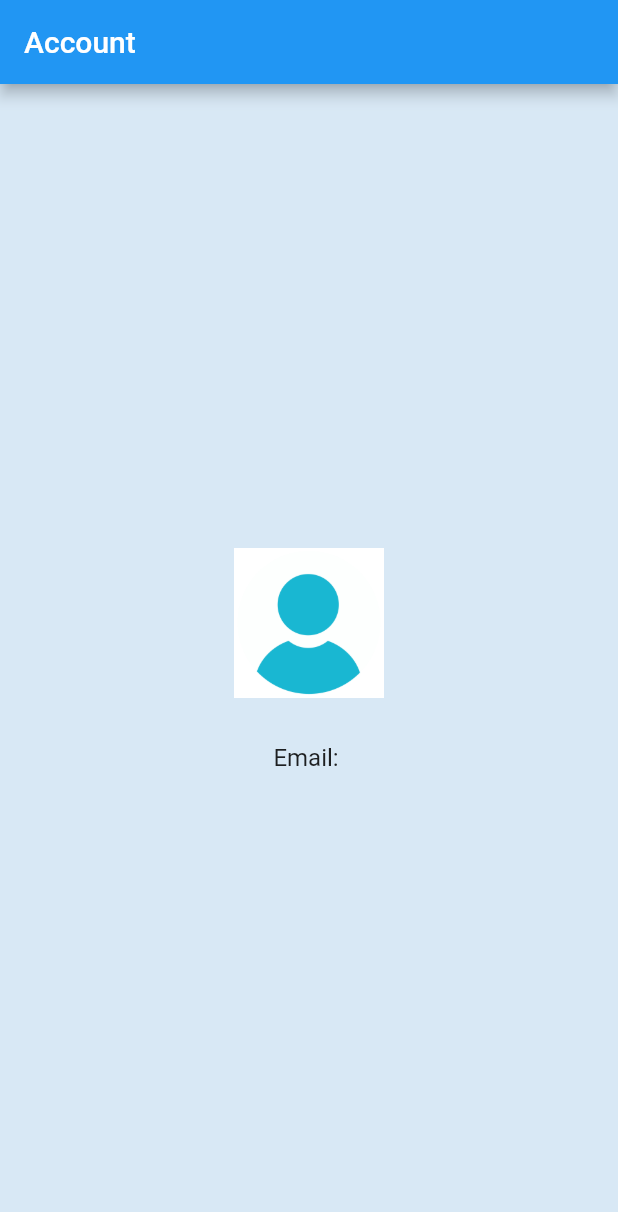
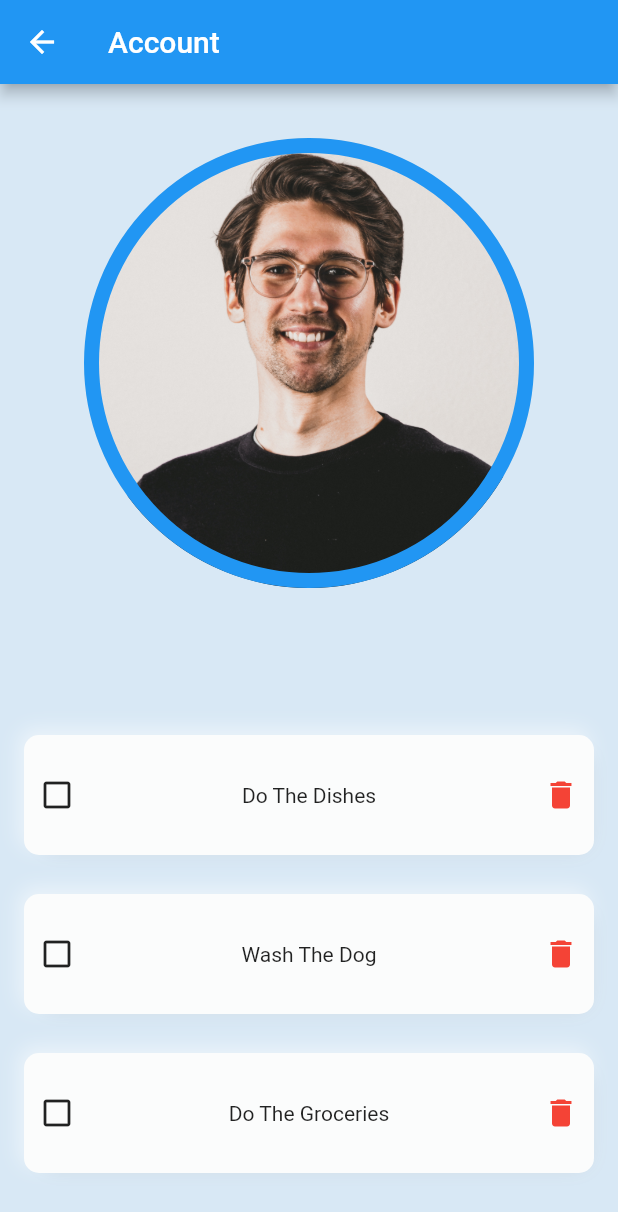
Before and after one commit to 8maziar/who-is-doing-the-dishes-app, a Flutter app: the AccountPage screen opened directly, on a phone screen of 412 x 824 dp. Shown: the top 1212 px of the screen. Run offline on Flutter 3.47's test engine with Material 2 defaults, Android fonts, the phone set to English and light mode, and no system bars; our stand-ins replace cloud_firestore, date_field, firebase_auth, firebase_core, firebase_messaging, google_sign_in and 1 more; accounts and stored records are empty; network calls fail.

Commit message:
add some hard coded tasks and did more styling to the profile page

```diff
--- a/lib/components/mybutton.dart
+++ b/lib/components/mybutton.dart
@@ -19,7 +19,7 @@ class MyButton extends StatelessWidget {
         padding: const EdgeInsets.all(25),
         margin: const EdgeInsets.symmetric(horizontal: 25),
         decoration: BoxDecoration(
-          color: Color.fromRGBO(26, 34, 92, 1),
+          color: const Color.fromRGBO(26, 34, 92, 1),
           borderRadius: BorderRadius.circular(8),
           ),
 
--- /dev/null
+++ b/lib/components/task_tile.dart
@@ -0,0 +1,43 @@
+import 'package:flutter/material.dart';
+
+class TaskTile extends StatelessWidget {
+  final String userTask;
+  const TaskTile({
+    super.key,
+    required this.userTask,
+  });
+
+  @override
+  Widget build(BuildContext context) {
+    return Container(
+      height: 80,
+      padding: const EdgeInsets.symmetric(horizontal: 10),
+      margin: const EdgeInsets.only(bottom: 16),
+      decoration: BoxDecoration(
+        borderRadius: BorderRadius.circular(10),
+        color: const Color.fromARGB(255, 251, 252, 252),
+        boxShadow: const [
+          BoxShadow(
+            color: Color(0xFFB6C6D4),
+            spreadRadius: -8,
+            blurRadius: 10.0,
+            offset: Offset(4, 4),
+          ),
+          BoxShadow(
+            color: Color.fromRGBO(255, 255, 255, 0.5),
+            blurRadius: 10,
+            offset: Offset(-3, -4),
+          ),
+        ],
+      ),
+      child: Row(
+        mainAxisAlignment: MainAxisAlignment.spaceBetween,
+        children: [
+          const Icon(Icons.check_box_outline_blank),
+          Text(userTask),
+          const Icon(Icons.delete, color: Colors.red)
+        ],
+      ),
+    );
+  }
+}
--- a/lib/main.dart
+++ b/lib/main.dart
@@ -20,10 +20,11 @@ class MyApp extends StatelessWidget {
   @override
   Widget build(BuildContext context) {
     return MaterialApp(
-        debugShowCheckedModeBanner: false,
-        home: const AuthPage(),
-        theme: ThemeData(
-          scaffoldBackgroundColor: Color.fromARGB(255, 216, 232, 245),
-        ));
+      debugShowCheckedModeBanner: false,
+      home: const AuthPage(),
+      theme: ThemeData(
+        scaffoldBackgroundColor: const Color.fromARGB(255, 216, 232, 245),
+      ),
+    );
   }
 }
--- a/lib/pages/account_page.dart
+++ b/lib/pages/account_page.dart
@@ -1,7 +1,10 @@
 import 'package:flutter/material.dart';
 import 'package:firebase_auth/firebase_auth.dart';
+import '../components/task_tile.dart';
 
 class AccountPage extends StatelessWidget {
+  const AccountPage({super.key});
+
   @override
   Widget build(BuildContext context) {
     // Get the currently logged-in user
@@ -14,23 +17,32 @@ class AccountPage extends StatelessWidget {
       ),
       body: Padding(
         padding: const EdgeInsets.all(16.0),
-        child: Center(
+        child: Align(
+          alignment: Alignment.topCenter,
           child: Column(
-            mainAxisAlignment: MainAxisAlignment.center,
-            crossAxisAlignment: CrossAxisAlignment.center,
             children: [
-              Image.asset(
-                'lib/images/avatar.jpg',
-                width: 100,
-                height: 100,
-                fit: BoxFit.cover,
+              Container(
+                height: 300,
+                width: 300,
+                margin: const EdgeInsets.all(20),
+                decoration: BoxDecoration(
+                    image: const DecorationImage(
+                        image: AssetImage('lib/images/profile.jpg'),
+                        fit: BoxFit.cover),
+                    border: Border.all(color: Colors.blue, width: 10),
+                    borderRadius: BorderRadius.circular(200)),
               ),
-              const SizedBox(height: 20),
+              const SizedBox(height: 30),
+              Text(
+                user?.email ?? 'N/A',
+                style: const TextStyle(fontSize: 32),
+              ),
               const SizedBox(height: 10),
-              Text(
-                'Email: ${user?.email ?? 'N/A'}',
-                style: const TextStyle(fontSize: 16),
-              ),
+              const TaskTile(userTask: "Do The Dishes"),
+              const SizedBox(height: 10),
+              const TaskTile(userTask: "Wash The Dog"),
+              const SizedBox(height: 10),
+              const TaskTile(userTask: "Do The Groceries"),
             ],
           ),
         ),
--- a/lib/pages/hub_page.dart
+++ b/lib/pages/hub_page.dart
@@ -18,11 +18,11 @@ class _HomePageState extends State<HomePage> {
   int _currentIndex = 0;
 
   final screens = [
-    HomePage2(),
-    Calendar(),
-    NewChore(),
-    AccountPage(),
-    CompletedChores()
+    const HomePage2(),
+    const Calendar(),
+    const NewChore(),
+    const AccountPage(),
+    const CompletedChores()
   ];
 
   //get docs
```
Also changed, not shown: lib/images/profile.jpg (added).
